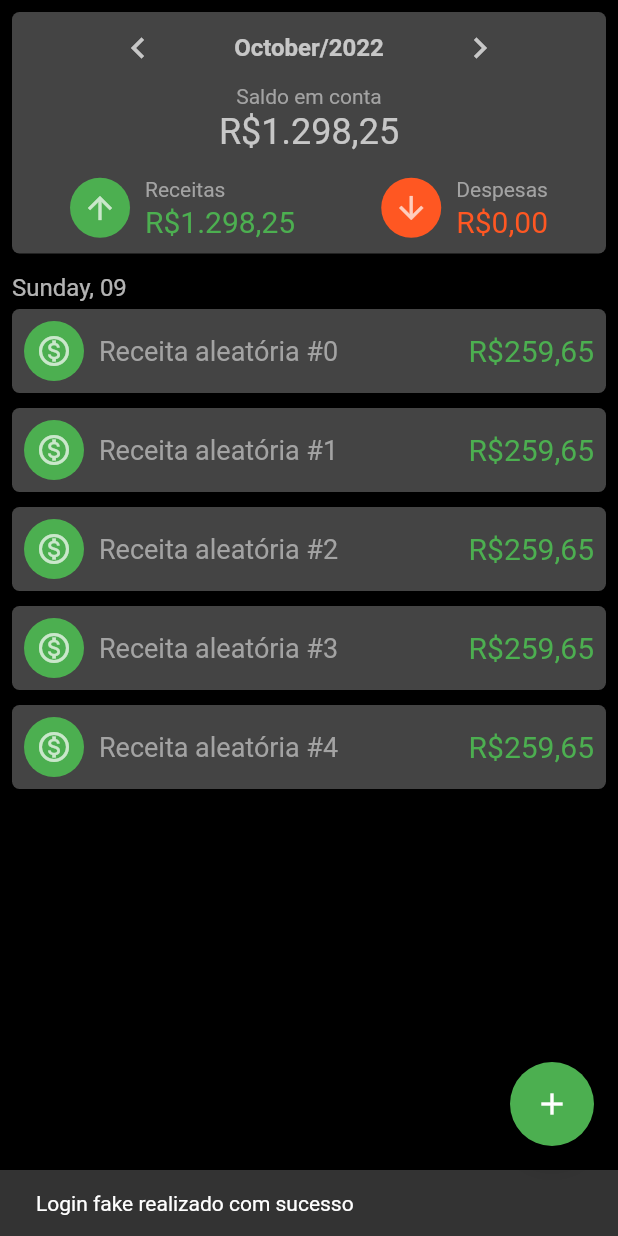
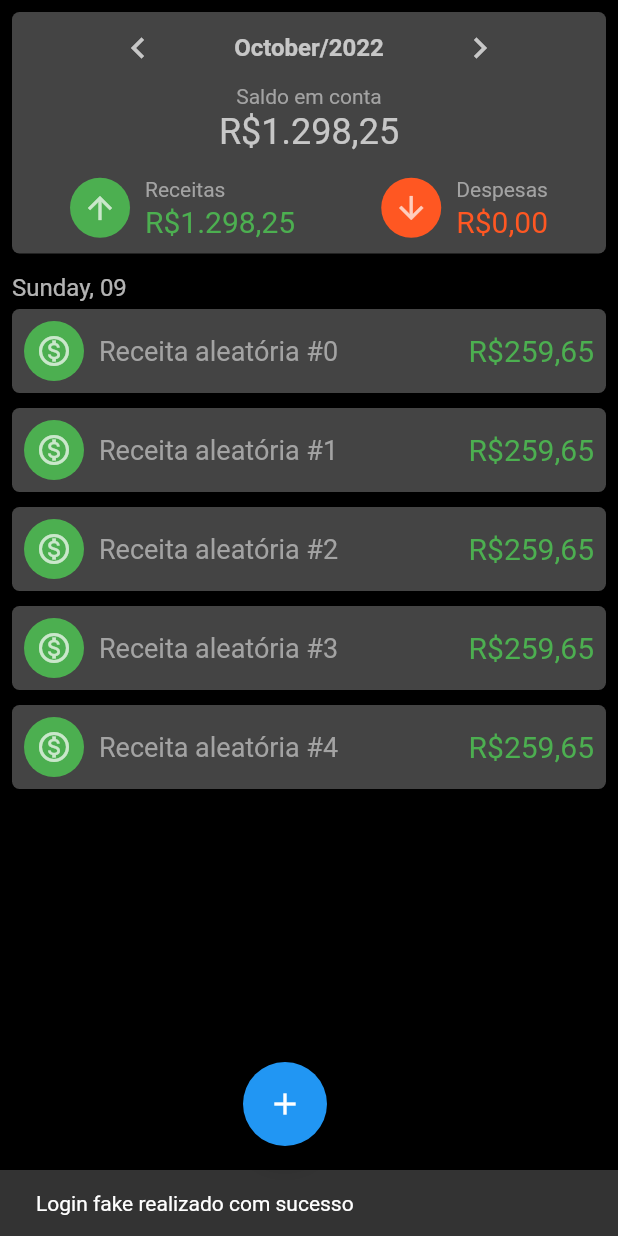
Before and after one commit to VictorAlvesBug/app-controle-financeiro, a Flutter app: the screen it shows after launch, after a tap on "Entrar", on a phone screen of 412 x 824 dp. Run offline on Flutter 3.47's test engine with Material 2 defaults, Android fonts, the phone set to English and light mode, and no system bars; our stand-ins replace google_fonts.

Commit message:
Centralizado Fab e implementado evento de abrir e fechar opções 'Adicionar receita' e 'Adicionar despesa'

```diff
--- a/assets/flutter-icons-f3f44e81/config.json
+++ /dev/null
@@ -1,28 +0,0 @@
-{
-  "name": "",
-  "css_prefix_text": "",
-  "css_use_suffix": false,
-  "hinting": true,
-  "units_per_em": 1000,
-  "ascent": 850,
-  "glyphs": [
-    {
-      "uid": "e6655335b0e9248d202682e653197890",
-      "css": "arrow_up",
-      "code": 61538,
-      "src": "fontawesome5"
-    },
-    {
-      "uid": "650d829204faeafa1630e5551a64e7a2",
-      "css": "arrow_down",
-      "code": 61539,
-      "src": "fontawesome5"
-    },
-    {
-      "uid": "3df557988823d031d4972feed89617f3",
-      "css": "check",
-      "code": 61452,
-      "src": "fontawesome5"
-    }
-  ]
-}
--- a/assets/flutter-icons-f3f44e81/my_flutter_app_icons.dart
+++ /dev/null
@@ -1,31 +0,0 @@
-/// Flutter icons MyFlutterApp
-/// Copyright (C) 2022 by original authors @ fluttericon.com, fontello.com
-/// This font was generated by FlutterIcon.com, which is derived from Fontello.
-///
-/// To use this font, place it in your fonts/ directory and include the
-/// following in your pubspec.yaml
-///
-/// flutter:
-///   fonts:
-///    - family:  MyFlutterApp
-///      fonts:
-///       - asset: fonts/MyFlutterApp.ttf
-///
-///
-/// * Font Awesome 5, Copyright (C) 2016 by Dave Gandy
-///         Author:    Dave Gandy
-///         License:   SIL (https://github.com/FortAwesome/Font-Awesome/blob/master/LICENSE.txt)
-///         Homepage:  http://fortawesome.github.com/Font-Awesome/
-///
-import 'package:flutter/widgets.dart';
-
-class MyFlutterApp {
-  MyFlutterApp._();
-
-  static const _kFontFam = 'MyFlutterApp';
-  static const String? _kFontPkg = null;
-
-  static const IconData check = IconData(0xf00c, fontFamily: _kFontFam, fontPackage: _kFontPkg);
-  static const IconData arrow_up = IconData(0xf062, fontFamily: _kFontFam, fontPackage: _kFontPkg);
-  static const IconData arrow_down = IconData(0xf063, fontFamily: _kFontFam, fontPackage: _kFontPkg);
-}
--- /dev/null
+++ b/lib/components/action_button.dart
@@ -0,0 +1,45 @@
+import 'package:flutter/material.dart';
+
+@immutable
+class ActionButton extends StatelessWidget {
+  const ActionButton({
+    super.key,
+    this.onPressed,
+    required this.icon,
+    this.color,
+    this.label,
+  });
+
+  final VoidCallback? onPressed;
+  final Widget icon;
+  final Color? color;
+  final String? label;
+
+  @override
+  Widget build(BuildContext context) {
+    final theme = Theme.of(context);
+    return Column(
+      children: [
+        Material(
+          shape: const CircleBorder(),
+          clipBehavior: Clip.antiAlias,
+          color: const Color(0xFF444444),
+          elevation: 8.0,
+          child: IconButton(
+            onPressed: onPressed,
+            icon: icon,
+            color: color,
+          ),
+        ),
+        SizedBox(height: 5),
+        Text(
+          label ?? '',
+          style: TextStyle(
+            color: Colors.white70,
+            fontSize: 12,
+          ),
+        ),
+      ],
+    );
+  }
+}
--- /dev/null
+++ b/lib/components/expandable_fab.dart
@@ -0,0 +1,192 @@
+import 'dart:math';
+
+import 'package:flutter/material.dart';
+
+@immutable
+class ExpandableFab extends StatefulWidget {
+  const ExpandableFab({
+    super.key,
+    this.initialOpen,
+    required this.distance,
+    required this.children,
+  });
+
+  final bool? initialOpen;
+  final double distance;
+  final List<Widget> children;
+
+  @override
+  State<ExpandableFab> createState() => _ExpandableFabState();
+}
+
+class _ExpandableFabState extends State<ExpandableFab>
+    with SingleTickerProviderStateMixin {
+  late final AnimationController _controller;
+  late final Animation<double> _expandAnimation;
+  bool _open = false;
+
+  @override
+  void initState() {
+    super.initState();
+    _open = widget.initialOpen ?? false;
+    _controller = AnimationController(
+      value: _open ? 1.0 : 0.0,
+      duration: const Duration(milliseconds: 250),
+      vsync: this,
+    );
+    _expandAnimation = CurvedAnimation(
+      curve: Curves.fastOutSlowIn,
+      reverseCurve: Curves.easeOutQuad,
+      parent: _controller,
+    );
+  }
+
+  @override
+  void dispose() {
+    _controller.dispose();
+    super.dispose();
+  }
+
+  void _toggle() {
+    setState(() {
+      _open = !_open;
+      if (_open) {
+        _controller.forward();
+      } else {
+        _controller.reverse();
+      }
+    });
+  }
+
+  @override
+  Widget build(BuildContext context) {
+    return SizedBox.expand(
+      child: Stack(
+        alignment: Alignment.bottomCenter,
+        clipBehavior: Clip.none,
+        children: [
+          _buildTapToCloseFab(),
+          ..._buildExpandingActionButtons(),
+          _buildTapToOpenFab(),
+        ],
+      ),
+    );
+  }
+
+  Widget _buildTapToCloseFab() {
+    return SizedBox(
+      width: 50,
+      height: 50,
+      child: Center(
+        child: Material(
+          shape: const CircleBorder(),
+          clipBehavior: Clip.antiAlias,
+          elevation: 4.0,
+          child: InkWell(
+            onTap: _toggle,
+            child: Container(
+              color: Colors.transparent,
+              child: Padding(
+                padding: const EdgeInsets.all(8.0),
+                child: Icon(
+                  Icons.close,
+                  color: Colors.white70,
+                ),
+              ),
+            ),
+          ),
+        ),
+      ),
+    );
+  }
+
+  List<Widget> _buildExpandingActionButtons() {
+    final children = <Widget>[];
+    final count = widget.children.length;
+    final step = 90 / (count - 1);
+    for (var i = 0, angleInDegrees = 45.0;
+        i < count;
+        i++, angleInDegrees += step) {
+      children.add(
+        _ExpandingActionButton(
+          directionInDegrees: angleInDegrees,
+          maxDistance: widget.distance,
+          progress: _expandAnimation,
+          child: widget.children[i],
+        ),
+      );
+    }
+    return children;
+  }
+
+  Widget _buildTapToOpenFab() {
+    //Overlay.of(context);
+
+    return IgnorePointer(
+      ignoring: _open,
+      child: AnimatedContainer(
+        transformAlignment: Alignment.center,
+        transform: Matrix4.rotationZ(
+          _open ? pi / 4 : 0,
+        ),
+        duration: const Duration(milliseconds: 250),
+        curve: const Interval(0.0, 0.5, curve: Curves.easeOut),
+        child: AnimatedOpacity(
+          opacity: _open ? 1.0 : 1.0,
+          curve: const Interval(0.25, 1.0, curve: Curves.easeInOut),
+          duration: const Duration(milliseconds: 250),
+          child: FloatingActionButton(
+            onPressed: _toggle,
+            backgroundColor: Colors.blue,
+            child: const Icon(Icons.add),
+          ),
+        ),
+      ),
+    );
+  }
+}
+
+@immutable
+class _ExpandingActionButton extends StatelessWidget {
+  const _ExpandingActionButton({
+    required this.directionInDegrees,
+    required this.maxDistance,
+    required this.progress,
+    required this.child,
+  });
+
+  final double directionInDegrees;
+  final double maxDistance;
+  final Animation<double> progress;
+  final Widget child;
+
+  @override
+  Widget build(BuildContext context) {
+    return AnimatedBuilder(
+      animation: progress,
+      builder: (context, child) {
+        final offset = Offset.fromDirection(
+          directionInDegrees * (pi / 180.0),
+          progress.value * maxDistance,
+        );
+
+        var larguraTela = MediaQuery.of(context).size.width;
+
+        var larguraExpandableFab = 50;
+
+        return Positioned(
+          left: (larguraTela - larguraExpandableFab) / 2 + offset.dx,
+          bottom: 4.0 + offset.dy,
+          child: Transform.rotate(
+            angle: (1.0 - progress.value) * pi / 2,
+            child: child!,
+          ),
+        );
+      },
+      child: FadeTransition(
+        opacity: progress,
+        child: child,
+      ),
+    );
+  }
+}
--- a/lib/screens/home_screen.dart
+++ b/lib/screens/home_screen.dart
@@ -5,6 +5,8 @@ import 'package:flutter/material.dart';
 import 'package:flutter/rendering.dart';
 import 'package:intl/intl.dart';
 
+import '../components/action_button.dart';
+import '../components/expandable_fab.dart';
 import '../dto/resumo_dto.dart';
 import '../dto/transacao_dto.dart';
 import '../dto/transacoes_dia_dto.dart';
@@ -45,6 +47,25 @@ class _HomeScreenState extends State<HomeScreen> {
         data: DateTime(2022, 10, 24),
         descricao: 'Mensalidade da Academia'),*/
   ];
+
+  static const _actionTitles = ['Adicionar Receita', 'Adicionar Despesa'];
+
+  void _showAction(BuildContext context, int index) {
+    showDialog<void>(
+      context: context,
+      builder: (context) {
+        return AlertDialog(
+          content: Text(_actionTitles[index]),
+          actions: [
+            TextButton(
+              onPressed: () => Navigator.of(context).pop(),
+              child: const Text('Fechar'),
+            ),
+          ],
+        );
+      },
+    );
+  }
 
   @override
   Widget build(BuildContext context) {
@@ -162,12 +183,6 @@ class _HomeScreenState extends State<HomeScreen> {
                                         mainAxisAlignment: MainAxisAlignment.spaceBetween,
                                         crossAxisAlignment: CrossAxisAlignment.end,
                                         children: [
-                                          /*Text(
-                                            Utils.formatarData_ddMMyyyy(transacao.data),
-                                            style: TextStyle(
-                                                color: Colors.white70, fontSize: 12),
-                                          ),
-                                          SizedBox(height: 5),*/
                                           Text(
                                               Utils.formatarValor(transacao.valor),
                                             style: TextStyle(
@@ -204,11 +219,22 @@ class _HomeScreenState extends State<HomeScreen> {
           ),
         ),
       ),
-      floatingActionButton: FloatingActionButton(
-        onPressed: () {},
-        tooltip: 'Adicionar',
-        child: const Icon(Icons.add),
-        backgroundColor: Colors.green,
+      floatingActionButton: ExpandableFab(
+        distance: 112.0,
+        children: [
+          ActionButton(
+            onPressed: () => _showAction(context, 0),
+            color: Colors.green,
+            label: 'Receita',
+            icon: const Icon(Icons.arrow_upward),
+          ),
+          ActionButton(
+            onPressed: () => _showAction(context, 1),
+            color: Colors.deepOrange,
+            label: 'Despesa',
+            icon: const Icon(Icons.arrow_downward),
+          ),
+        ],
       ),
     );
   }
```
Also changed, not shown: assets/flutter-icons-f3f44e81/fonts/MyFlutterApp.ttf (deleted), 1 other file.
